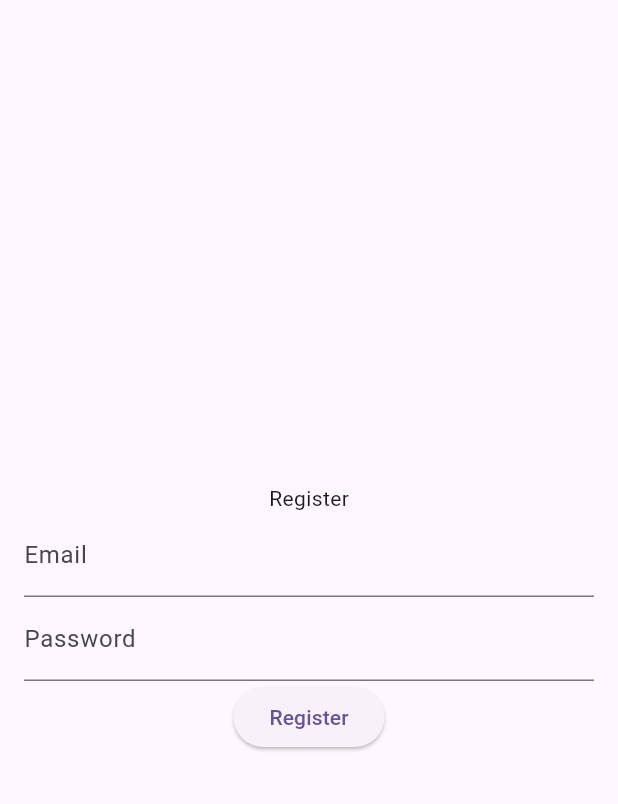
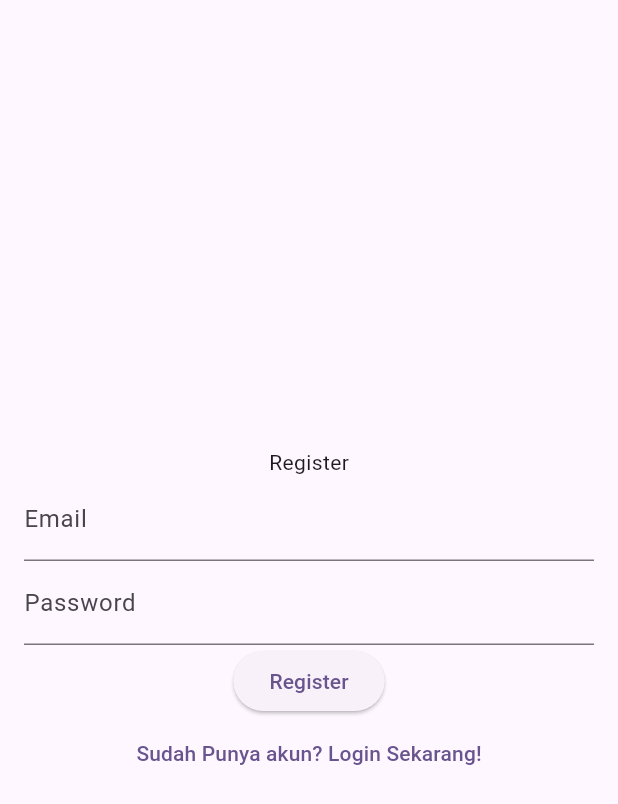
Before and after one commit to IAMHUDA/20220140049_act4, a Flutter app: the RegisterPage screen opened directly, on a phone screen of 412 x 824 dp. Shown: the top 804 px of the screen. Run offline on Flutter 3.47's test engine with Material 3 defaults, Android fonts, the light colour scheme and no system bars.

Commit message:
add TextButton to login

```diff
--- a/lib/register_page.dart
+++ b/lib/register_page.dart
@@ -48,6 +48,10 @@ class _RegisterPageState extends State<RegisterPage> {
                 },
               ),
               ElevatedButton(onPressed: (){}, child: Text('Register')),
+              TextButton(onPressed: (){
+                Navigator.pushNamed(context, '/login');
+              }, child: Text
+              ('Sudah Punya akun? Login Sekarang!'),)
             ],
           ),)),
     );
```
